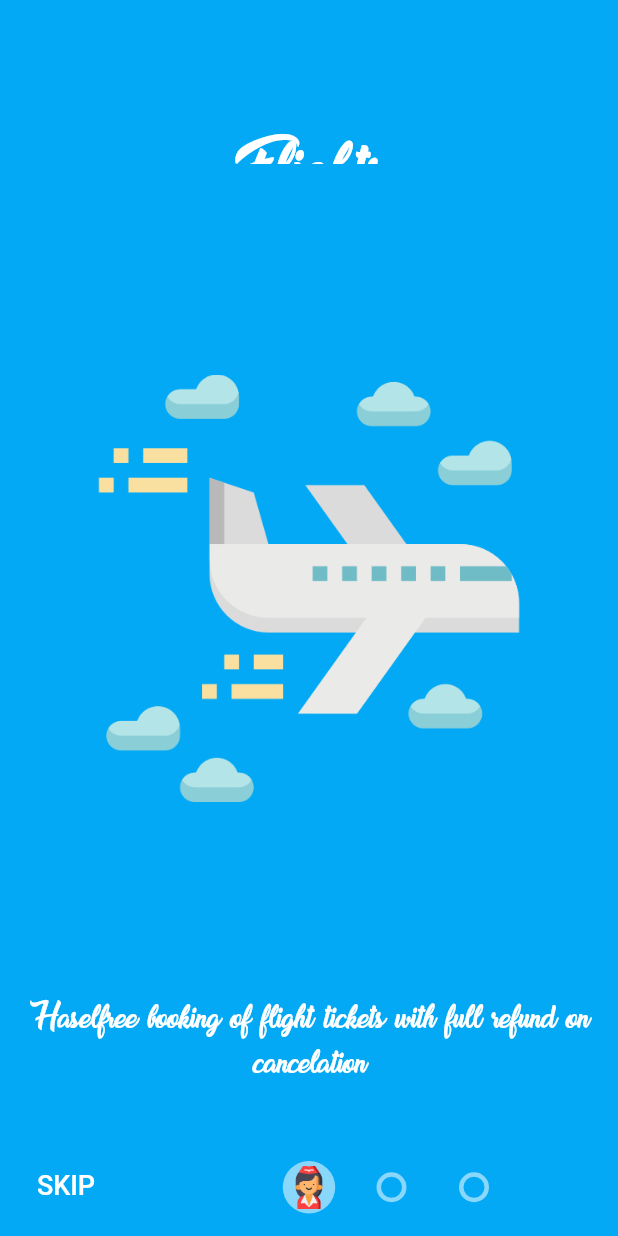
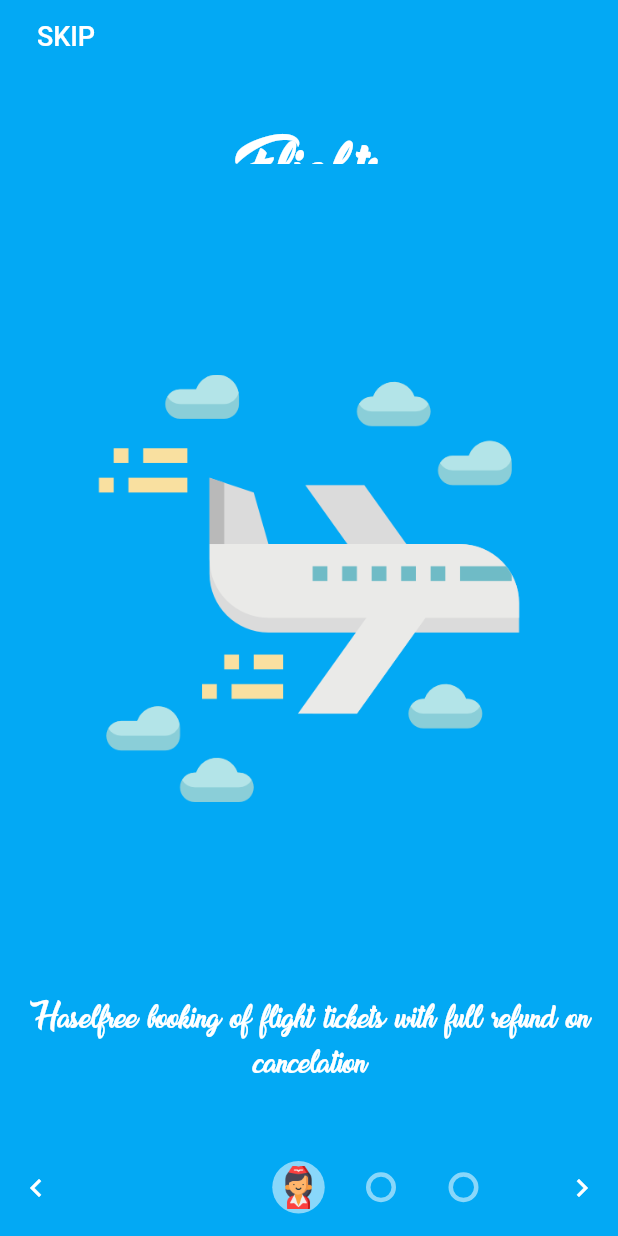
Before and after one commit to aagarwal1012/IntroViews-Flutter, a Flutter app: the screen it shows after launch, on a phone screen of 412 x 824 dp. Run offline on Flutter 3.47's test engine with Material 2 defaults, Android fonts, the phone set to English and light mode, and no system bars.

Commit message:
Improved page indicator and added new gestures for navigation between pages

```diff
--- a/lib/Animation_Gesture/animated_page_dragger.dart
+++ b/lib/Animation_Gesture/animated_page_dragger.dart
@@ -17,11 +17,13 @@ class AnimatedPageDragger {
 
   //Animation controller
   AnimationController completionAnimationController;
+  final double percentPerMillisecond;
 
   //Constructor
   AnimatedPageDragger({
     this.slideDirection,
     this.transitionGoal,
+    this.percentPerMillisecond = PERCENT_PER_MILLISECOND,
     double slidePercent,
     StreamController<SlideUpdate> slideUpdateStream,
     TickerProvider vsync,
@@ -37,14 +39,14 @@ class AnimatedPageDragger {
       final slideRemaining = 1.0 - slidePercent;
       //Standard value take for drag velocity to avoid complex calculations.
       duration = Duration(
-          milliseconds: (slideRemaining / PERCENT_PER_MILLISECOND).round());
+          milliseconds: (slideRemaining / percentPerMillisecond).round());
     }
     //We have to close the page reveal
     else {
       endSlidePercent = 0.0;
 
       duration = Duration(
-          milliseconds: (slidePercent / PERCENT_PER_MILLISECOND).round());
+          milliseconds: (slidePercent / percentPerMillisecond).round());
     }
 
     //Adding listener to animation controller
@@ -74,6 +76,8 @@ class AnimatedPageDragger {
     completionAnimationController.forward(from: 0.0);
   }
 
+  AnimationStatus get animationStatus => completionAnimationController.status;
+
   //This method is used to dispose animation controller
   void dispose() {
     completionAnimationController.dispose();
--- a/lib/Constants/constants.dart
+++ b/lib/Constants/constants.dart
@@ -17,6 +17,7 @@ enum UpdateType {
   doneDragging,
   animating,
   doneAnimating,
+  nextPage,
 }
 
 enum TransitionGoal {
--- a/lib/UI/page_indicator_buttons.dart
+++ b/lib/UI/page_indicator_buttons.dart
@@ -120,7 +120,7 @@ class PageIndicatorButtons extends StatelessWidget {
     return Positioned(
       left: 0.0,
       right: 0.0,
-      bottom: 0.0,
+      child: SafeArea(
         child: DefaultTextStyle(
           style: textStyle,
           child: Row(
@@ -149,10 +149,7 @@ class PageIndicatorButtons extends StatelessWidget {
               ), //Padding
               Padding(
                 padding: const EdgeInsets.only(bottom: 10.0),
-              child: (acitvePageIndex == totalPages - 1 ||
-                      (acitvePageIndex == totalPages - 2 &&
-                              slideDirection == SlideDirection.rightToLeft ||
-                          doneButtonPersist))
+                child: doneButtonPersist
                     ? DoneButton(
                         child: doneText,
                         onTap: onPressedDoneButton,
@@ -169,6 +166,7 @@ class PageIndicatorButtons extends StatelessWidget {
             ],
           ),
         ),
+      ),
     );
   }
 }
--- a/lib/UI/pager_indicator.dart
+++ b/lib/UI/pager_indicator.dart
@@ -58,7 +58,7 @@ class PagerIndicator extends StatelessWidget {
     //Calculating the translation value of pager indicator while sliding.
     final baseTranslation =
         ((viewModel.pages.length * BUBBLE_WIDTH) / 2) - (BUBBLE_WIDTH / 2);
-    var translation = baseTranslation - (viewModel.activeIndex * BUBBLE_WIDTH);
+    var translation = baseTranslation - ((viewModel.activeIndex + 1) * BUBBLE_WIDTH);
 
     if (viewModel.slideDirection == SlideDirection.leftToRight) {
       translation += BUBBLE_WIDTH * viewModel.slidePercent;
@@ -66,23 +66,23 @@ class PagerIndicator extends StatelessWidget {
       translation -= BUBBLE_WIDTH * viewModel.slidePercent;
     }
     //UI
-    return Column(
-      children: <Widget>[
-        Expanded(child: Container()),
-        Row(
-          mainAxisAlignment: MainAxisAlignment.center,
-          children: [
-            Transform(
+    return Container(
+      alignment: Alignment.bottomCenter,
+      child: SingleChildScrollView(
+        physics: NeverScrollableScrollPhysics(),
+        scrollDirection: Axis.horizontal,
+        child: Transform(
           // used for horizontal transformation
           transform: Matrix4.translationValues(translation, 0.0, 0.0),
+          child: Container(
+            width: MediaQuery.of(context).size.width,
             child: Row(
               mainAxisAlignment: MainAxisAlignment.center,
               children: bubbles,
+            ),
           ), //Row
         ),
-          ],
-        ), //Transform
-      ], //Children
+      ),
     ); //Column
   }
 }
--- a/lib/intro_views_flutter.dart
+++ b/lib/intro_views_flutter.dart
@@ -7,6 +7,7 @@ import 'package:intro_views_flutter/Animation_Gesture/animated_page_dragger.dart
 import 'package:intro_views_flutter/Animation_Gesture/page_dragger.dart';
 import 'package:intro_views_flutter/Animation_Gesture/page_reveal.dart';
 import 'package:intro_views_flutter/Constants/constants.dart';
+import 'package:intro_views_flutter/Models/page_button_view_model.dart';
 import 'package:intro_views_flutter/Models/page_view_model.dart';
 import 'package:intro_views_flutter/Models/pager_indicator_view_model.dart';
 import 'package:intro_views_flutter/Models/slide_update_model.dart';
@@ -137,7 +138,7 @@ class _IntroViewsFlutterState extends State<IntroViewsFlutter>
         //if the user has done dragging
         else if (event.updateType == UpdateType.doneDragging) {
           //Auto completion of event using Animated page dragger.
-          if (slidePercent > 0.5) {
+          if (slidePercent > 0.3) {
             animatedPageDragger = AnimatedPageDragger(
               slideDirection: slideDirection,
               transitionGoal:
@@ -175,6 +176,11 @@ class _IntroViewsFlutterState extends State<IntroViewsFlutter>
 
           //disposing the animation controller
           // animatedPageDragger?.dispose();
+        } else if (event.updateType == UpdateType.nextPage) {
+          slideDirection = event.direction;
+          slidePercent = event.slidePercent;
+
+          _animateToPage(slideDirection);
         }
       });
     });
@@ -201,6 +207,8 @@ class _IntroViewsFlutterState extends State<IntroViewsFlutter>
         .merge(widget.pageButtonTextStyles);
 
     List<PageViewModel> pages = widget.pages;
+    var canDragLeftToRight = activePageIndex > 0;
+    var canDragRightToLeft = activePageIndex < pages.length - 1;
 
     return Scaffold(
       //Stack is used to place components over one another.
@@ -219,9 +227,34 @@ class _IntroViewsFlutterState extends State<IntroViewsFlutter>
                 pageViewModel: pages[nextPageIndex],
                 percentVisible: slidePercent,
                 columnMainAxisAlignment: widget.columnMainAxisAlignment),
-          ), //PageReveal
+          ),
 
-          PagerIndicator(
+          PageDragger(
+            //Used for gesture control
+            fullTransitionPX: widget.fullTransition,
+            canDragLeftToRight: canDragLeftToRight,
+            canDragRightToLeft: canDragRightToLeft,
+            slideUpdateStream: this.slideUpdateStream,
+          ), //Pa// geReveal
+
+          Row(
+            mainAxisAlignment: MainAxisAlignment.center,
+            children: <Widget>[
+              Container(
+                alignment: Alignment.bottomCenter,
+                padding: const EdgeInsets.only(bottom: 8.0),
+                child: IconButton(
+                  icon: Icon(Icons.chevron_left, color: Colors.white),
+                  onPressed: () {
+                    if (canDragLeftToRight) {
+                      _animateToPage(SlideDirection.leftToRight);
+                    }
+                  },
+                ),
+              ),
+
+              Expanded(
+                child: PagerIndicator(
                   //bottom page indicator
                   viewModel: PagerIndicatorViewModel(
                     pages,
@@ -229,7 +262,44 @@ class _IntroViewsFlutterState extends State<IntroViewsFlutter>
                     slideDirection,
                     slidePercent,
                   ),
+                ),
+              ),
+
+              Container(
+                alignment: Alignment.bottomCenter,
+                padding: const EdgeInsets.only(bottom: 8.0),
+                child: !widget.doneButtonPersist &&
+                        (activePageIndex == pages.length - 1 ||
+                            (activePageIndex == pages.length - 2 &&
+                                slideDirection == SlideDirection.rightToLeft))
+                    ? DefaultTextStyle(
+                        style: widget.pageButtonTextStyles,
+                        child: DoneButton(
+                          child: widget.doneText,
+                          onTap: widget.onTapDoneButton,
+                          pageButtonViewModel: PageButtonViewModel(
+                            //view Model
+                            activePageIndex: activePageIndex,
+                            totalPages: pages.length,
+                            slidePercent: widget.doneButtonPersist ? 0.0 : slidePercent,
+                            slideDirection: slideDirection,
+                          ),
+                        ),
+                      )
+                    : IconButton(
+                        icon: Icon(
+                          Icons.chevron_right,
+                          color: Colors.white,
+                        ),
+                        onPressed: () {
+                          if (canDragRightToLeft) {
+                            _animateToPage(SlideDirection.rightToLeft);
+                          }
+                        },
+                      ),
               ), //PagerIndicator
+            ],
+          ),
 
           PageIndicatorButtons(
             //Skip and Done Buttons
@@ -257,16 +327,38 @@ class _IntroViewsFlutterState extends State<IntroViewsFlutter>
             skipText: widget.skipText,
             doneButtonPersist: widget.doneButtonPersist,
           ),
-
-          PageDragger(
-            //Used for gesture control
-            fullTransitionPX: widget.fullTransition,
-            canDragLeftToRight: activePageIndex > 0,
-            canDragRightToLeft: activePageIndex < pages.length - 1,
-            slideUpdateStream: this.slideUpdateStream,
-          ), //PageDragger
         ], //Widget
       ), //Stack
     ); //Scaffold
   }
+
+
+  void _animateToPage(SlideDirection slideDirection) {
+    if (slideDirection == SlideDirection.rightToLeft &&
+        widget.pages.length > activePageIndex) {
+      nextPageIndex = activePageIndex + 1;
+    }else if (slideDirection == SlideDirection.leftToRight &&
+        activePageIndex -1 >= 0) {
+      nextPageIndex = activePageIndex - 1;
     }
+
+    if (animatedPageDragger?.animationStatus == AnimationStatus.forward) {
+      if (widget.pages.length - 1 > nextPageIndex &&
+          slideDirection == SlideDirection.rightToLeft) {
+        nextPageIndex++;
+      }else if (nextPageIndex > 0 && slideDirection == SlideDirection.leftToRight){
+        nextPageIndex--;
+      }
+    } else {
+      animatedPageDragger = AnimatedPageDragger(
+        slideDirection: slideDirection,
+        transitionGoal: TransitionGoal.open,
+        percentPerMillisecond: 0.007,
+        slidePercent: slidePercent,
+        slideUpdateStream: slideUpdateStream,
+        vsync: this,
+      );
+      animatedPageDragger.run();
+    }
+  }
+}
```
Also changed, not shown: lib/Animation_Gesture/page_dragger.dart (+14 -4 lines). Lines whose indentation alone changed are shown as unchanged.
